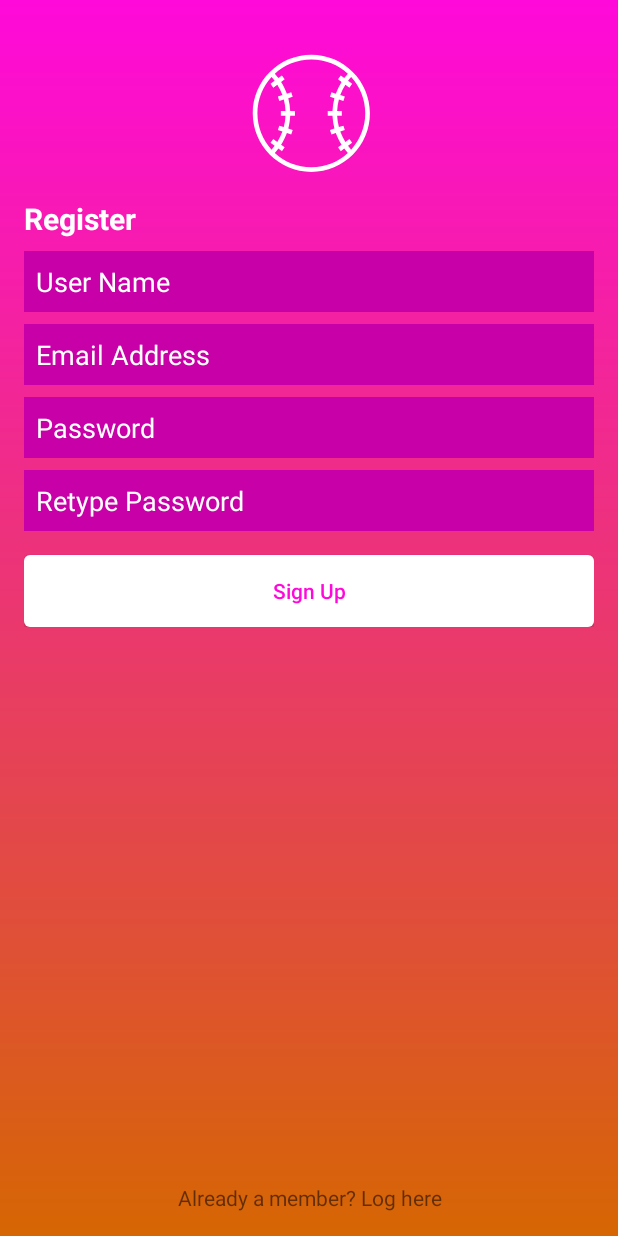
After one commit to albertoandroid/BaseballUI-Curso-Udemy, an Android app: the RegisterActivity screen opened directly, with no data from a screen before it, on a phone screen of 412 x 824 dp. The commit adds this screen. Run offline under Robolectric (Android 15) with nearby library versions, the phone set to English and light mode, and no system bars.

Commit message:
Register Activity

```diff
--- a/app/src/main/AndroidManifest.xml
+++ b/app/src/main/AndroidManifest.xml
@@ -21,7 +21,8 @@
             android:name=".InicioActivity"
             android:theme="@style/AppInicioTheme" />
         <activity android:name=".LoginActivity" />
-        <activity android:name=".Login2Activity"></activity>
+        <activity android:name=".Login2Activity" />
+        <activity android:name=".RegisterActivity"></activity>
     </application>
 
 </manifest>
--- /dev/null
+++ b/app/src/main/java/com/androiddesdecero/baseballui/RegisterActivity.kt
@@ -0,0 +1,12 @@
+package com.androiddesdecero.baseballui
+
+import android.support.v7.app.AppCompatActivity
+import android.os.Bundle
+
+class RegisterActivity : AppCompatActivity() {
+
+    override fun onCreate(savedInstanceState: Bundle?) {
+        super.onCreate(savedInstanceState)
+        setContentView(R.layout.activity_register)
+    }
+}
--- /dev/null
+++ b/app/src/main/res/layout/activity_register.xml
@@ -0,0 +1,73 @@
+<?xml version="1.0" encoding="utf-8"?>
+<RelativeLayout xmlns:android="http://schemas.android.com/apk/res/android"
+    xmlns:app="http://schemas.android.com/apk/res-auto"
+    xmlns:tools="http://schemas.android.com/tools"
+    android:layout_width="match_parent"
+    android:layout_height="match_parent"
+    android:background="@drawable/gradient"
+    android:paddingLeft="16dp"
+    android:paddingRight="16dp"
+    tools:context="com.androiddesdecero.baseballui.RegisterActivity">
+
+    <ImageView
+        android:id="@+id/registerActivityImageview"
+        android:layout_centerHorizontal="true"
+        android:layout_marginTop="24dp"
+        android:src="@drawable/ic_baseball_intro2"
+        android:tint="@color/colorWhite"
+        android:layout_width="100dp"
+        android:layout_height="100dp" />
+
+    <LinearLayout
+        android:layout_below="@id/registerActivityImageview"
+        android:layout_marginBottom="8dp"
+        android:layout_marginTop="8dp"
+        android:orientation="vertical"
+        android:layout_width="match_parent"
+        android:layout_height="wrap_content">
+
+        <TextView
+            android:text="Register"
+            android:textSize="20dp"
+            android:textStyle="bold"
+            android:textColor="@color/textColorLight"
+            android:layout_width="match_parent"
+            android:layout_height="wrap_content" />
+        <EditText
+            style="@style/RegisterActivityText"
+            android:hint="User Name"/>
+        <EditText
+            style="@style/RegisterActivityText"
+            android:hint="Email Address"
+            android:inputType="textEmailAddress"/>
+        <EditText
+            style="@style/RegisterActivityText"
+            android:hint="Password"
+            android:inputType="textPassword"/>
+        <EditText
+            style="@style/RegisterActivityText"
+            android:hint="Retype Password"
+            android:inputType="textPassword"/>
+
+        <Button
+            android:id="@+id/registerActivitySignUp"
+            android:layout_marginTop="16dp"
+            android:text="Sign Up"
+            android:textColor="@color/colorPrimary"
+            android:textAllCaps="false"
+            android:background="@drawable/gradientbuttonlight"
+            android:layout_width="match_parent"
+            android:layout_height="wrap_content" />
+
+    </LinearLayout>
+
+    <TextView
+        android:id="@+id/registerActivityLogin"
+        android:layout_alignParentBottom="true"
+        android:text="Already a member? Log here"
+        android:gravity="center_horizontal"
+        android:layout_width="match_parent"
+        android:layout_height="wrap_content"
+        android:layout_marginBottom="16dp"/>
+
+</RelativeLayout>
--- a/app/src/main/res/values/styles.xml
+++ b/app/src/main/res/values/styles.xml
@@ -16,4 +16,13 @@
         <item name="colorAccent">@color/colorAccent</item>
     </style>
 
+    <style name="RegisterActivityText">
+        <item name="android:layout_marginTop">8dp</item>
+        <item name="android:padding">8dp</item>
+        <item name="android:layout_width">match_parent</item>
+        <item name="android:layout_height">wrap_content</item>
+        <item name="android:textColorHint">@color/textColorLight</item>
+        <item name="android:background">@color/colorPrimaryDark</item>
+    </style>
+
 </resources>
```
